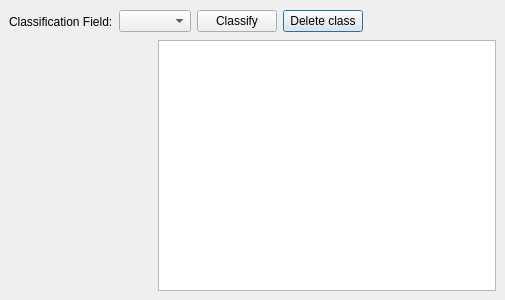
gopal-bhatt/PIHMgis, file src/ui/qgsuniquevaluedialogbase.ui: the form before one commit.
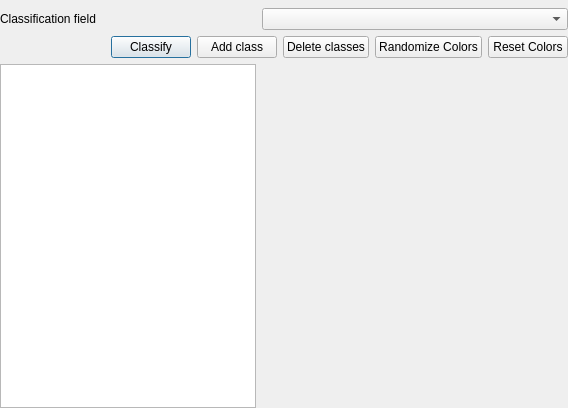
The form after the commit.

Patch:
```diff
--- a/src/ui/qgsuniquevaluedialogbase.ui
+++ b/src/ui/qgsuniquevaluedialogbase.ui
@@ -5,28 +5,40 @@
    <rect>
     <x>0</x>
     <y>0</y>
-    <width>505</width>
-    <height>300</height>
+    <width>500</width>
+    <height>408</height>
    </rect>
   </property>
+  <property name="sizePolicy" >
+   <sizepolicy vsizetype="Preferred" hsizetype="Preferred" >
+    <horstretch>0</horstretch>
+    <verstretch>0</verstretch>
+   </sizepolicy>
+  </property>
   <property name="windowTitle" >
    <string>Form1</string>
   </property>
   <layout class="QGridLayout" >
-   <property name="margin" >
-    <number>9</number>
+   <property name="leftMargin" >
+    <number>0</number>
    </property>
-   <property name="spacing" >
-    <number>6</number>
+   <property name="topMargin" >
+    <number>8</number>
    </property>
-   <item row="1" column="0" colspan="2" >
-    <widget class="QStackedWidget" name="mSymbolWidgetStack" >
-     <widget class="QWidget" name="page" />
-     <widget class="QWidget" name="page_2" />
-    </widget>
-   </item>
+   <property name="rightMargin" >
+    <number>0</number>
+   </property>
+   <property name="bottomMargin" >
+    <number>0</number>
+   </property>
    <item row="0" column="0" >
     <widget class="QLabel" name="mClassVarLabel" >
+     <property name="sizePolicy" >
+      <sizepolicy vsizetype="Preferred" hsizetype="Minimum" >
+       <horstretch>0</horstretch>
+       <verstretch>0</verstretch>
+      </sizepolicy>
+     </property>
      <property name="minimumSize" >
       <size>
        <width>0</width>
@@ -34,38 +46,21 @@
       </size>
      </property>
      <property name="text" >
-      <string>Classification Field:</string>
+      <string>Classification field</string>
      </property>
      <property name="buddy" >
       <cstring>mClassificationComboBox</cstring>
      </property>
     </widget>
    </item>
-   <item row="0" column="4" >
-    <widget class="QPushButton" name="mDeletePushButton" >
-     <property name="text" >
-      <string>Delete class</string>
-     </property>
-    </widget>
-   </item>
-   <item row="0" column="5" >
-    <spacer>
-     <property name="orientation" >
-      <enum>Qt::Horizontal</enum>
-     </property>
-     <property name="sizeType" >
-      <enum>QSizePolicy::Expanding</enum>
-     </property>
-     <property name="sizeHint" >
-      <size>
-       <width>51</width>
-       <height>25</height>
-      </size>
-     </property>
-    </spacer>
-   </item>
-   <item row="0" column="1" colspan="2" >
+   <item row="0" column="1" >
     <widget class="QComboBox" name="mClassificationComboBox" >
+     <property name="sizePolicy" >
+      <sizepolicy vsizetype="Fixed" hsizetype="Expanding" >
+       <horstretch>0</horstretch>
+       <verstretch>0</verstretch>
+      </sizepolicy>
+     </property>
      <property name="minimumSize" >
       <size>
        <width>0</width>
@@ -74,15 +69,82 @@
      </property>
     </widget>
    </item>
-   <item row="0" column="3" >
-    <widget class="QPushButton" name="mClassifyButton" >
-     <property name="text" >
-      <string>Classify</string>
+   <item row="1" column="0" colspan="2" >
+    <layout class="QHBoxLayout" >
+     <item>
+      <spacer>
+       <property name="orientation" >
+        <enum>Qt::Horizontal</enum>
+       </property>
+       <property name="sizeType" >
+        <enum>QSizePolicy::Minimum</enum>
+       </property>
+       <property name="sizeHint" stdset="0" >
+        <size>
+         <width>111</width>
+         <height>20</height>
+        </size>
+       </property>
+      </spacer>
+     </item>
+     <item>
+      <widget class="QPushButton" name="mClassifyButton" >
+       <property name="text" >
+        <string>Classify</string>
+       </property>
+      </widget>
+     </item>
+     <item>
+      <widget class="QPushButton" name="mAddButton" >
+       <property name="text" >
+        <string>Add class</string>
+       </property>
+      </widget>
+     </item>
+     <item>
+      <widget class="QPushButton" name="mDeletePushButton" >
+       <property name="text" >
+        <string>Delete classes</string>
+       </property>
+      </widget>
+     </item>
+     <item>
+      <widget class="QPushButton" name="mRandomizeColors" >
+       <property name="text" >
+        <string>Randomize Colors</string>
+       </property>
+      </widget>
+     </item>
+     <item>
+      <widget class="QPushButton" name="mResetColors" >
+       <property name="text" >
+        <string>Reset Colors</string>
+       </property>
+      </widget>
+     </item>
+    </layout>
+   </item>
+   <item row="2" column="0" >
+    <widget class="QListWidget" name="mClassListWidget" >
+     <property name="sizePolicy" >
+      <sizepolicy vsizetype="Expanding" hsizetype="Minimum" >
+       <horstretch>0</horstretch>
+       <verstretch>0</verstretch>
+      </sizepolicy>
      </property>
     </widget>
    </item>
-   <item row="1" column="2" colspan="4" >
-    <widget class="QListWidget" name="mClassListWidget" />
+   <item row="2" column="1" >
+    <widget class="QStackedWidget" name="mSymbolWidgetStack" >
+     <property name="sizePolicy" >
+      <sizepolicy vsizetype="Preferred" hsizetype="Expanding" >
+       <horstretch>0</horstretch>
+       <verstretch>0</verstretch>
+      </sizepolicy>
+     </property>
+     <widget class="QWidget" name="page" />
+     <widget class="QWidget" name="page_2" />
+    </widget>
    </item>
   </layout>
  </widget>
```
Left out of the diff: 7 changed lines with no effect on the pictures.
